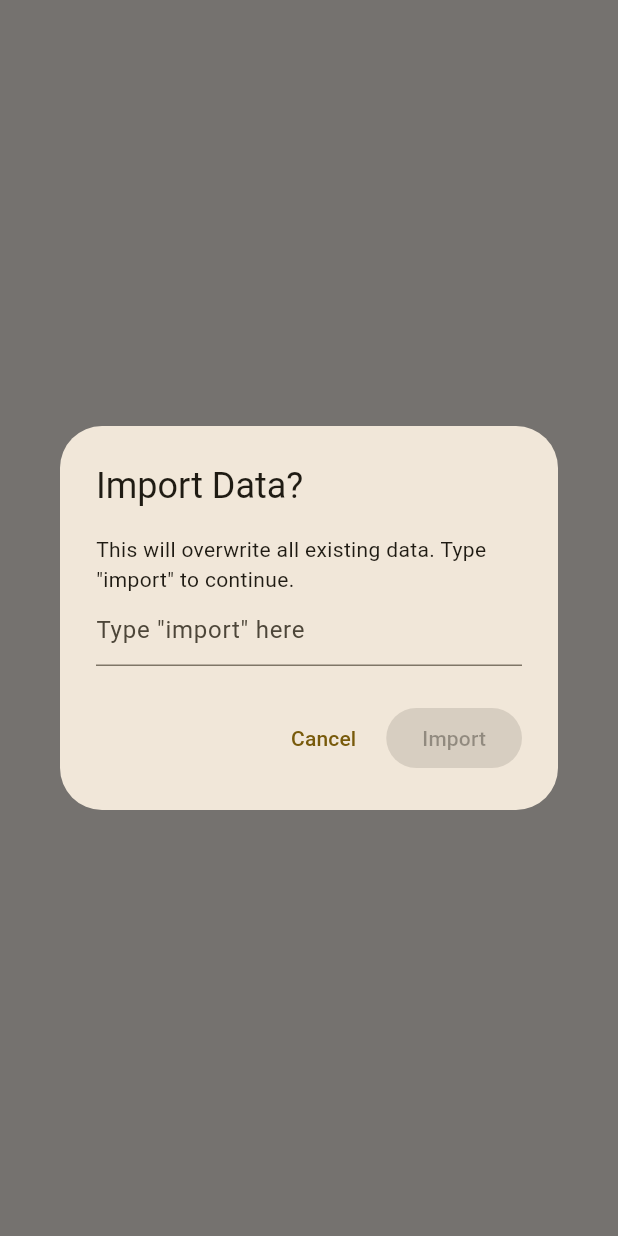
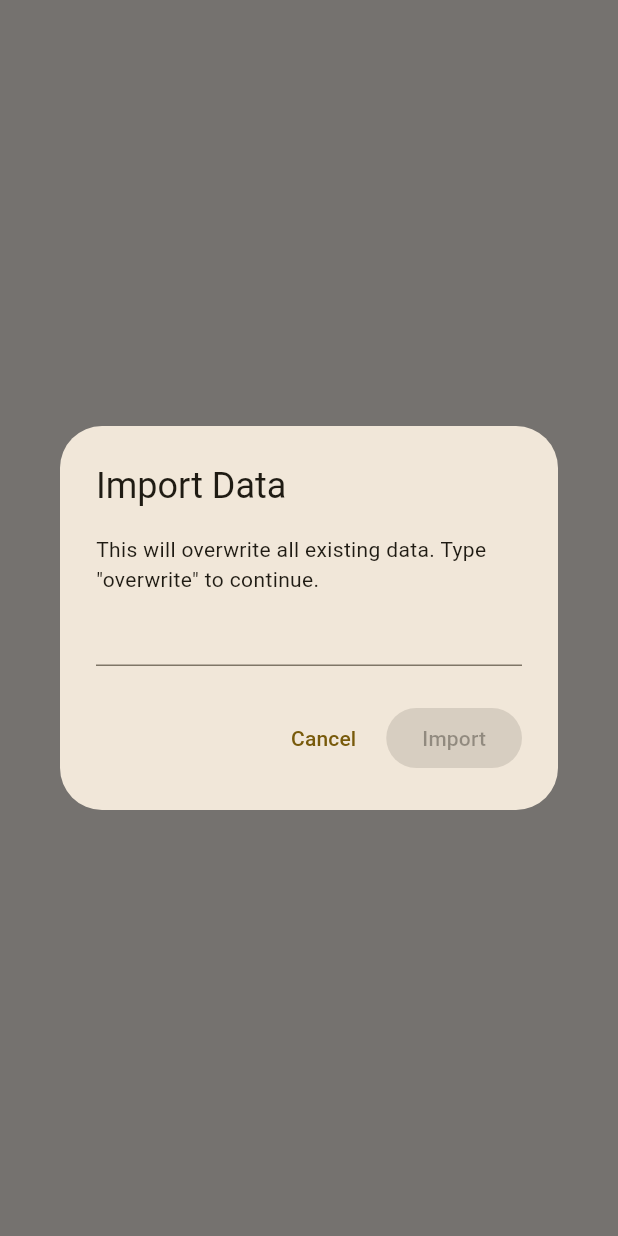
Before and after one commit to kwila-cloud/karriba, a Flutter app: what importDatabase() shows on an empty page, opened directly, on a phone screen of 412 x 824 dp. Run offline on Flutter 3.47's test engine with Material 3 defaults, Android fonts, the phone set to English and light mode, and no system bars; our stand-ins replace file_picker, sqflite; missing offline and left inert: iconify_flutter; accounts and stored records are empty.

Commit message:
feat: implement import feature

```diff
--- a/app/lib/data_importer.dart
+++ b/app/lib/data_importer.dart
@@ -1,7 +1,4 @@
-import 'dart:io';
-
 import 'package:flutter/material.dart';
-import 'package:sqflite/sqflite.dart';
 import 'package:file_picker/file_picker.dart';
 import 'package:karriba/database_helper.dart';
 
@@ -15,21 +12,18 @@ Future<void> importDatabase(BuildContext context) async {
       return StatefulBuilder(
         builder: (BuildContext context, StateSetter setState) {
           return AlertDialog(
-            title: const Text('Import Data?'),
+            title: const Text('Import Data'),
             content: Column(
               mainAxisSize: MainAxisSize.min,
               children: [
                 const Text(
-                  'This will overwrite all existing data. Type "import" to continue.',
+                  'This will overwrite all existing data. Type "overwrite" to continue.',
                 ),
                 TextFormField(
                   controller: importCodeController,
-                  decoration: const InputDecoration(
-                    hintText: 'Type "import" here',
-                  ),
                   onChanged: (text) {
                     setState(() {
-                      importButtonEnabled = text == 'import';
+                      importButtonEnabled = text == 'overwrite';
                     });
                   },
                 ),
@@ -59,17 +53,14 @@ Future<void> importDatabase(BuildContext context) async {
   );
 
   if (importConfirmed == true) {
-    FilePickerResult? result = await FilePicker.platform.pickFiles(
-      type: FileType.custom,
-      allowedExtensions: ['db'],
-    );
+    FilePickerResult? result = await FilePicker.platform.pickFiles();
 
     if (result != null) {
       String? pathToImport = result.files.single.path;
 
       if (pathToImport != null) {
         try {
-          await DatabaseHelper.instance.performDatabaseImport(pathToImport);
+          await DatabaseHelper.instance.importDbFile(pathToImport);
 
           ScaffoldMessenger.of(context).showSnackBar(
             const SnackBar(content: Text('Data imported successfully!')),
--- a/app/pubspec.yaml
+++ b/app/pubspec.yaml
@@ -13,6 +13,7 @@ dependencies:
   sqflite: ^2.3.0
   path: ^1.9.1
   intl: ^0.20.2
+  file_picker: ^9.1.0
 
 dev_dependencies:
   flutter_test:
```
Also changed, not shown: app/lib/database_helper.dart (+5 -6 lines), app/lib/settings_page.dart (+2 -5 lines), app/pubspec.lock.
